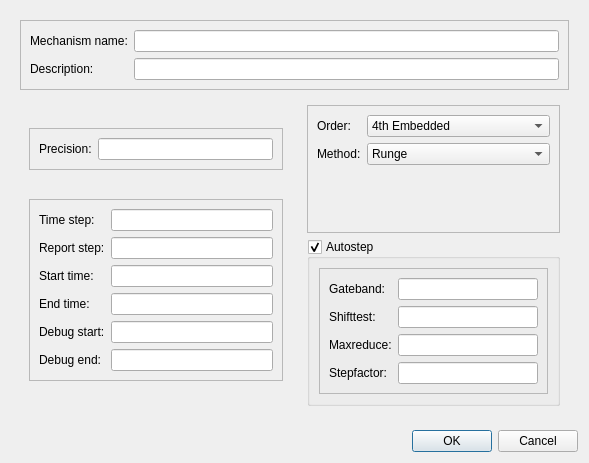
Old version of the form src/gui/simparams.ui in the repository stevenvergenz/chemecher.
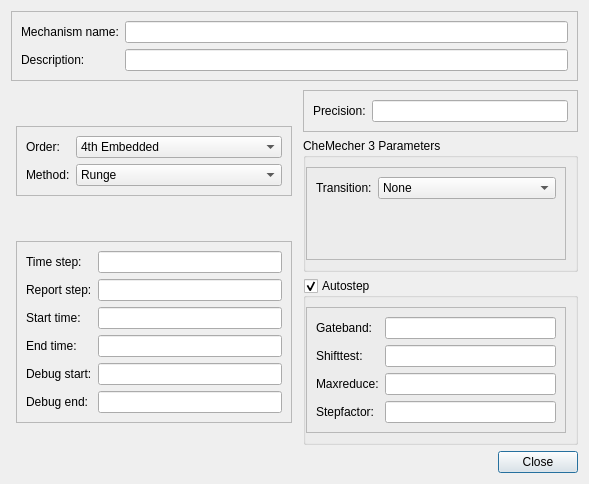
New version of the form.

Commit message: Finished SimParams window :D :D :D

```diff
--- a/src/gui/simparams.ui
+++ b/src/gui/simparams.ui
@@ -7,7 +7,7 @@
     <x>0</x>
     <y>0</y>
     <width>589</width>
-    <height>463</height>
+    <height>484</height>
    </rect>
   </property>
   <property name="windowTitle">
@@ -15,15 +15,6 @@
   </property>
   <layout class="QGridLayout" name="gridLayout_2">
    <item row="0" column="0" colspan="2">
-    <widget class="QFrame" name="frame">
-     <property name="frameShape">
-      <enum>QFrame::NoFrame</enum>
-     </property>
-     <property name="frameShadow">
-      <enum>QFrame::Raised</enum>
-     </property>
-     <layout class="QGridLayout" name="gridLayout">
-      <item row="0" column="0" colspan="2">
        <widget class="QFrame" name="frame_3">
         <property name="sizePolicy">
          <sizepolicy hsizetype="Preferred" vsizetype="Maximum">
@@ -61,15 +52,27 @@
         </layout>
        </widget>
       </item>
-      <item row="1" column="0" rowspan="2">
-       <widget class="QFrame" name="frame_5">
+   <item row="2" column="1">
+    <widget class="QFrame" name="frame_8">
         <property name="frameShape">
          <enum>QFrame::NoFrame</enum>
         </property>
         <property name="frameShadow">
          <enum>QFrame::Raised</enum>
         </property>
-        <layout class="QVBoxLayout" name="verticalLayout_2">
+     <layout class="QVBoxLayout" name="verticalLayout_3">
+      <property name="leftMargin">
+       <number>5</number>
+      </property>
+      <property name="topMargin">
+       <number>3</number>
+      </property>
+      <property name="rightMargin">
+       <number>0</number>
+      </property>
+      <property name="bottomMargin">
+       <number>0</number>
+      </property>
          <item>
           <widget class="QFrame" name="frame_4">
            <property name="sizePolicy">
@@ -99,6 +102,242 @@
           </widget>
          </item>
          <item>
+       <widget class="QGroupBox" name="groupBox_9">
+        <property name="title">
+         <string>CheMecher 3 Parameters</string>
+        </property>
+        <property name="checkable">
+         <bool>false</bool>
+        </property>
+        <property name="checked">
+         <bool>false</bool>
+        </property>
+        <layout class="QVBoxLayout" name="verticalLayout_4">
+         <property name="leftMargin">
+          <number>0</number>
+         </property>
+         <item>
+          <widget class="QFrame" name="frame">
+           <property name="frameShape">
+            <enum>QFrame::StyledPanel</enum>
+           </property>
+           <property name="frameShadow">
+            <enum>QFrame::Raised</enum>
+           </property>
+           <layout class="QFormLayout" name="formLayout_7">
+            <item row="0" column="0">
+             <widget class="QLabel" name="label_16">
+              <property name="text">
+               <string>Transition:</string>
+              </property>
+             </widget>
+            </item>
+            <item row="0" column="1">
+             <widget class="QComboBox" name="comboTrans">
+              <item>
+               <property name="text">
+                <string>None</string>
+               </property>
+              </item>
+              <item>
+               <property name="text">
+                <string>Linear</string>
+               </property>
+              </item>
+              <item>
+               <property name="text">
+                <string>Arctangent</string>
+               </property>
+              </item>
+             </widget>
+            </item>
+           </layout>
+          </widget>
+         </item>
+        </layout>
+       </widget>
+      </item>
+      <item>
+       <widget class="QGroupBox" name="grpAutostep">
+        <property name="title">
+         <string>Autostep</string>
+        </property>
+        <property name="checkable">
+         <bool>true</bool>
+        </property>
+        <layout class="QVBoxLayout" name="verticalLayout">
+         <property name="leftMargin">
+          <number>0</number>
+         </property>
+         <item>
+          <widget class="QFrame" name="frame_7">
+           <property name="frameShape">
+            <enum>QFrame::StyledPanel</enum>
+           </property>
+           <property name="frameShadow">
+            <enum>QFrame::Raised</enum>
+           </property>
+           <layout class="QFormLayout" name="formLayout_5">
+            <property name="fieldGrowthPolicy">
+             <enum>QFormLayout::AllNonFixedFieldsGrow</enum>
+            </property>
+            <item row="0" column="0">
+             <widget class="QLabel" name="label_12">
+              <property name="text">
+               <string>Gateband:</string>
+              </property>
+             </widget>
+            </item>
+            <item row="0" column="1">
+             <widget class="QLineEdit" name="txtGateband"/>
+            </item>
+            <item row="1" column="0">
+             <widget class="QLabel" name="label_13">
+              <property name="text">
+               <string>Shifttest:</string>
+              </property>
+             </widget>
+            </item>
+            <item row="1" column="1">
+             <widget class="QLineEdit" name="txtShifttest"/>
+            </item>
+            <item row="2" column="0">
+             <widget class="QLabel" name="label_14">
+              <property name="text">
+               <string>Maxreduce:</string>
+              </property>
+             </widget>
+            </item>
+            <item row="2" column="1">
+             <widget class="QLineEdit" name="txtMaxreduce"/>
+            </item>
+            <item row="3" column="0">
+             <widget class="QLabel" name="label_15">
+              <property name="text">
+               <string>Stepfactor:</string>
+              </property>
+             </widget>
+            </item>
+            <item row="3" column="1">
+             <widget class="QLineEdit" name="txtStepfactor"/>
+            </item>
+           </layout>
+          </widget>
+         </item>
+        </layout>
+       </widget>
+      </item>
+     </layout>
+    </widget>
+   </item>
+   <item row="2" column="0" rowspan="2">
+    <widget class="QFrame" name="frame_5">
+     <property name="frameShape">
+      <enum>QFrame::NoFrame</enum>
+     </property>
+     <property name="frameShadow">
+      <enum>QFrame::Raised</enum>
+     </property>
+     <layout class="QVBoxLayout" name="verticalLayout_2">
+      <property name="leftMargin">
+       <number>5</number>
+      </property>
+      <property name="topMargin">
+       <number>0</number>
+      </property>
+      <property name="rightMargin">
+       <number>0</number>
+      </property>
+      <property name="bottomMargin">
+       <number>10</number>
+      </property>
+      <item>
+       <widget class="QFrame" name="frame_6">
+        <property name="sizePolicy">
+         <sizepolicy hsizetype="Preferred" vsizetype="Maximum">
+          <horstretch>0</horstretch>
+          <verstretch>0</verstretch>
+         </sizepolicy>
+        </property>
+        <property name="frameShape">
+         <enum>QFrame::StyledPanel</enum>
+        </property>
+        <property name="frameShadow">
+         <enum>QFrame::Raised</enum>
+        </property>
+        <layout class="QFormLayout" name="formLayout_4">
+         <property name="fieldGrowthPolicy">
+          <enum>QFormLayout::AllNonFixedFieldsGrow</enum>
+         </property>
+         <item row="0" column="0">
+          <widget class="QLabel" name="label_10">
+           <property name="text">
+            <string>Order:</string>
+           </property>
+          </widget>
+         </item>
+         <item row="0" column="1">
+          <widget class="QComboBox" name="comboOrder">
+           <property name="currentIndex">
+            <number>4</number>
+           </property>
+           <item>
+            <property name="text">
+             <string>1st</string>
+            </property>
+           </item>
+           <item>
+            <property name="text">
+             <string>2nd</string>
+            </property>
+           </item>
+           <item>
+            <property name="text">
+             <string>3rd</string>
+            </property>
+           </item>
+           <item>
+            <property name="text">
+             <string>4th</string>
+            </property>
+           </item>
+           <item>
+            <property name="text">
+             <string>4th Embedded</string>
+            </property>
+           </item>
+          </widget>
+         </item>
+         <item row="1" column="0">
+          <widget class="QLabel" name="label_11">
+           <property name="text">
+            <string>Method:</string>
+           </property>
+          </widget>
+         </item>
+         <item row="1" column="1">
+          <widget class="QComboBox" name="comboMethod">
+           <item>
+            <property name="text">
+             <string>Runge</string>
+            </property>
+           </item>
+           <item>
+            <property name="text">
+             <string>Kutta</string>
+            </property>
+           </item>
+           <item>
+            <property name="text">
+             <string>Gill</string>
+            </property>
+           </item>
+          </widget>
+         </item>
+        </layout>
+       </widget>
+      </item>
+      <item>
           <widget class="QFrame" name="frame_2">
            <property name="sizePolicy">
             <sizepolicy hsizetype="MinimumExpanding" vsizetype="Maximum">
@@ -179,175 +418,10 @@
         </layout>
        </widget>
       </item>
-      <item row="1" column="1" rowspan="2">
-       <widget class="QFrame" name="frame_8">
-        <property name="frameShape">
-         <enum>QFrame::NoFrame</enum>
-        </property>
-        <property name="frameShadow">
-         <enum>QFrame::Raised</enum>
-        </property>
-        <layout class="QVBoxLayout" name="verticalLayout_3">
-         <item>
-          <widget class="QFrame" name="frame_6">
-           <property name="frameShape">
-            <enum>QFrame::StyledPanel</enum>
-           </property>
-           <property name="frameShadow">
-            <enum>QFrame::Raised</enum>
-           </property>
-           <layout class="QFormLayout" name="formLayout_4">
-            <property name="fieldGrowthPolicy">
-             <enum>QFormLayout::AllNonFixedFieldsGrow</enum>
-            </property>
-            <item row="0" column="0">
-             <widget class="QLabel" name="label_10">
-              <property name="text">
-               <string>Order:</string>
-              </property>
-             </widget>
-            </item>
-            <item row="0" column="1">
-             <widget class="QComboBox" name="comboOrder">
-              <property name="currentIndex">
-               <number>4</number>
-              </property>
-              <item>
-               <property name="text">
-                <string>1st</string>
-               </property>
-              </item>
-              <item>
-               <property name="text">
-                <string>2nd</string>
-               </property>
-              </item>
-              <item>
-               <property name="text">
-                <string>3rd</string>
-               </property>
-              </item>
-              <item>
-               <property name="text">
-                <string>4th</string>
-               </property>
-              </item>
-              <item>
-               <property name="text">
-                <string>4th Embedded</string>
-               </property>
-              </item>
-             </widget>
-            </item>
-            <item row="1" column="0">
-             <widget class="QLabel" name="label_11">
-              <property name="text">
-               <string>Method:</string>
-              </property>
-             </widget>
-            </item>
-            <item row="1" column="1">
-             <widget class="QComboBox" name="comboMethod">
-              <item>
-               <property name="text">
-                <string>Runge</string>
-               </property>
-              </item>
-              <item>
-               <property name="text">
-                <string>Kutta</string>
-               </property>
-              </item>
-              <item>
-               <property name="text">
-                <string>Gill</string>
-               </property>
-              </item>
-             </widget>
-            </item>
-           </layout>
-          </widget>
-         </item>
-         <item>
-          <widget class="QGroupBox" name="groupBox">
-           <property name="title">
-            <string>Autostep</string>
-           </property>
-           <property name="checkable">
-            <bool>true</bool>
-           </property>
-           <layout class="QVBoxLayout" name="verticalLayout">
-            <item>
-             <widget class="QFrame" name="frame_7">
-              <property name="frameShape">
-               <enum>QFrame::StyledPanel</enum>
-              </property>
-              <property name="frameShadow">
-               <enum>QFrame::Raised</enum>
-              </property>
-              <layout class="QFormLayout" name="formLayout_5">
-               <property name="fieldGrowthPolicy">
-                <enum>QFormLayout::AllNonFixedFieldsGrow</enum>
-               </property>
-               <item row="0" column="0">
-                <widget class="QLabel" name="label_12">
-                 <property name="text">
-                  <string>Gateband:</string>
-                 </property>
-                </widget>
-               </item>
-               <item row="0" column="1">
-                <widget class="QLineEdit" name="txtGateband"/>
-               </item>
-               <item row="1" column="0">
-                <widget class="QLabel" name="label_13">
-                 <property name="text">
-                  <string>Shifttest:</string>
-                 </property>
-                </widget>
-               </item>
-               <item row="1" column="1">
-                <widget class="QLineEdit" name="txtShifttest"/>
-               </item>
-               <item row="2" column="0">
-                <widget class="QLabel" name="label_14">
-                 <property name="text">
-                  <string>Maxreduce:</string>
-                 </property>
-                </widget>
-               </item>
-               <item row="2" column="1">
-                <widget class="QLineEdit" name="txtMaxreduce"/>
-               </item>
-               <item row="3" column="0">
-                <widget class="QLabel" name="label_15">
-                 <property name="text">
-                  <string>Stepfactor:</string>
-                 </property>
-                </widget>
-               </item>
                <item row="3" column="1">
-                <widget class="QLineEdit" name="txtStepfactor"/>
-               </item>
-              </layout>
-             </widget>
-            </item>
-           </layout>
-          </widget>
-         </item>
-        </layout>
-       </widget>
-      </item>
-     </layout>
-    </widget>
-   </item>
-   <item row="1" column="1">
     <widget class="QDialogButtonBox" name="buttonBox">
-     <property name="orientation">
-      <enum>Qt::Horizontal</enum>
-     </property>
      <property name="standardButtons">
-      <set>QDialogButtonBox::Cancel|QDialogButtonBox::Ok</set>
+      <set>QDialogButtonBox::Close</set>
      </property>
     </widget>
    </item>
```
Lines whose indentation alone changed are shown as unchanged. The commit also changes 7 other files.
